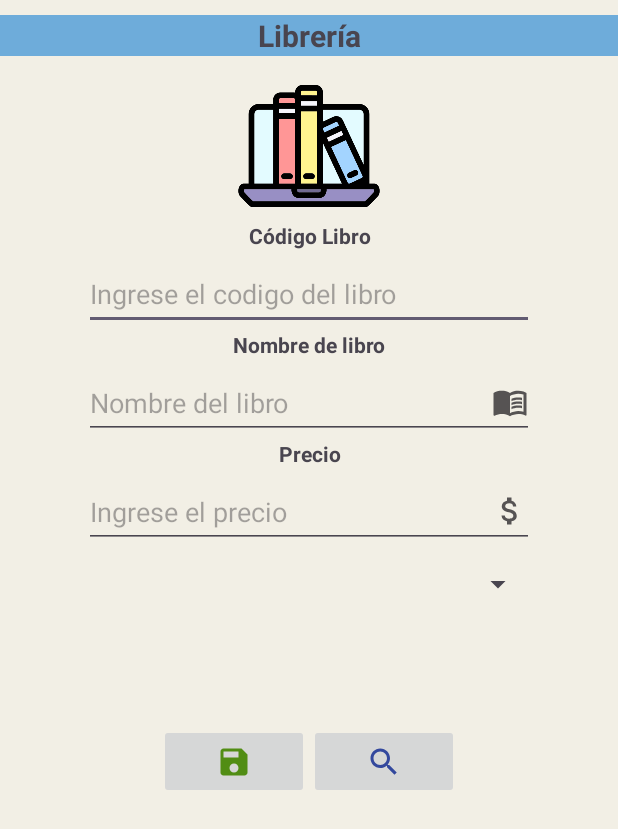
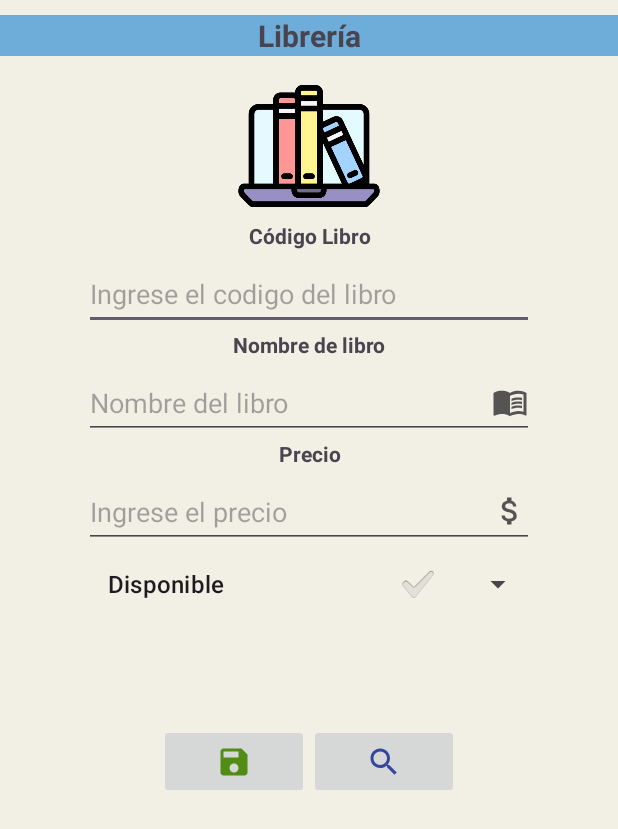
Before and after one commit to CASanchezc5/appLibreria, an Android app: the screen it shows after launch (MainActivity), on a phone screen of 412 x 824 dp. Shown: the top 829 px of the screen. Run offline under Robolectric (Android 15) with nearby library versions, the phone set to English and light mode, and no system bars.

Commit message:
se agregaron variables globales y creacion del spinner en el MainActivity.java

```diff
--- a/app/src/main/java/com/example/applibreria/MainActivity.java
+++ b/app/src/main/java/com/example/applibreria/MainActivity.java
@@ -1,6 +1,11 @@
  package com.example.applibreria;
 
 import android.os.Bundle;
+import android.widget.ArrayAdapter;
+import android.widget.EditText;
+import android.widget.ImageButton;
+import android.widget.Spinner;
+import android.widget.TextView;
 
 import androidx.activity.EdgeToEdge;
 import androidx.appcompat.app.AppCompatActivity;
@@ -9,6 +14,19 @@ import androidx.core.view.ViewCompat;
 import androidx.core.view.WindowInsetsCompat;
 
 public class MainActivity extends AppCompatActivity {
+    // Instanciar elementos del archivo xml
+    EditText codeBook, nameBook, costeBook;
+    TextView message;
+    Spinner availableBook;
+    ImageButton save, search;
+
+    // Array que llenara el spinner
+    String[] arrAvailableBook = {"Disponible", "No Disponible"};
+
+    // Instanciar la clase de sqlite
+
+
+    // Generar el objeto de Product
 
     @Override
     protected void onCreate(Bundle savedInstanceState) {
@@ -20,5 +38,20 @@ public class MainActivity extends AppCompatActivity {
             v.setPadding(systemBars.left, systemBars.top, systemBars.right, systemBars.bottom);
             return insets;
         });
+        // Referenciar los objetos con los ids del archivo
+        codeBook = findViewById(R.id.etCodBook);
+        nameBook = findViewById(R.id.etNameBook);
+        costeBook = findViewById(R.id.etCosteBook);
+        message = findViewById(R.id.tvMessage);
+        availableBook = findViewById(R.id.spAvailableBook);
+        save = findViewById(R.id.ibSave);
+        search = findViewById(R.id.ibSearch);
+
+        // Generar el arrarAdapter que será llenado con el arrAvailableBook (spinner)
+        ArrayAdapter<String> adpAvailableBook = new ArrayAdapter<String>(this, android.R.layout.simple_list_item_checked, arrAvailableBook);
+        // Asignar el anterior adaptador al spinner
+        availableBook.setAdapter(adpAvailableBook);
+
+        // Eventos de cada botón
     }
 }
```
